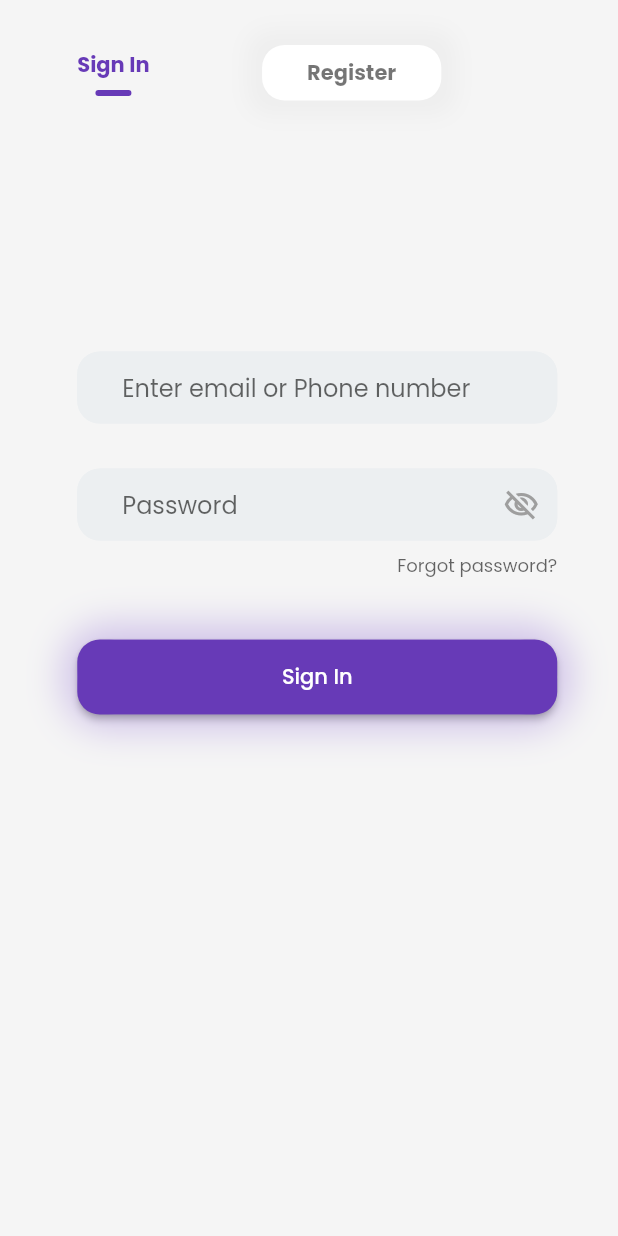
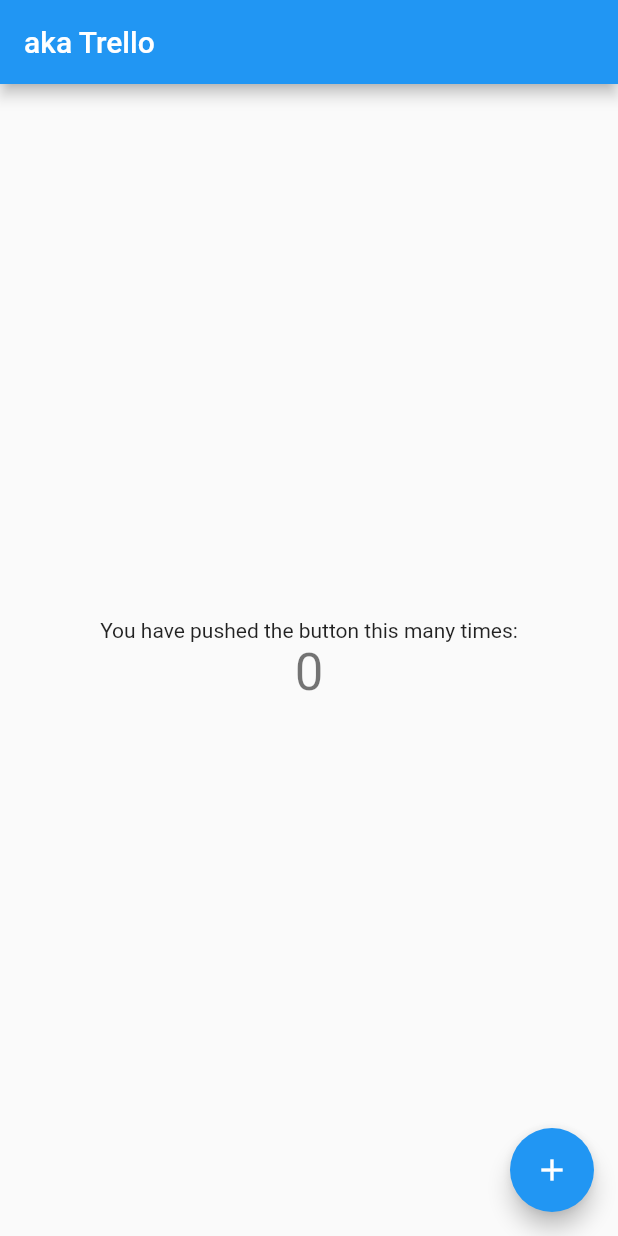
Before and after one commit to MateuszMazurTUL/web-apps-flutter, a Flutter app: the screen it shows after launch, on a phone screen of 412 x 824 dp. Run offline on Flutter 3.47's test engine with Material 2 defaults, Android fonts, the phone set to English and light mode, and no system bars.

Commit message:
Revert "login page"
This reverts commit 0145316b7a6763b0df64ce6277916cd0258332cb.

```diff
--- a/lib/main.dart
+++ b/lib/main.dart
@@ -1,257 +1,115 @@
 import 'package:flutter/material.dart';
-import 'package:flutter/rendering.dart';
-import 'package:google_fonts/google_fonts.dart';
 
 void main() {
-  runApp(MyApp());
+  runApp(const MyApp());
 }
 
 class MyApp extends StatelessWidget {
+  const MyApp({Key? key}) : super(key: key);
+
+  // This widget is the root of your application.
   @override
   Widget build(BuildContext context) {
     return MaterialApp(
+      title: 'Flutter Demo',
       theme: ThemeData(
-        textTheme: GoogleFonts.poppinsTextTheme(
-          Theme.of(context).textTheme,
-        ),
+        // This is the theme of your application.
+        //
+        // Try running your application with "flutter run". You'll see the
+        // application has a blue toolbar. Then, without quitting the app, try
+        // changing the primarySwatch below to Colors.green and then invoke
+        // "hot reload" (press "r" in the console where you ran "flutter run",
+        // or simply save your changes to "hot reload" in a Flutter IDE).
+        // Notice that the counter didn't reset back to zero; the application
+        // is not restarted.
+        primarySwatch: Colors.blue,
       ),
-      title: 'Flutter Login Web',
-      home: LoginPage(),
-      debugShowCheckedModeBanner: false,
+      home: const MyHomePage(title: 'aka Trello'),
     );
   }
 }
 
-class LoginPage extends StatelessWidget {
+class MyHomePage extends StatefulWidget {
+  const MyHomePage({Key? key, required this.title}) : super(key: key);
+
+  // This widget is the home page of your application. It is stateful, meaning
+  // that it has a State object (defined below) that contains fields that affect
+  // how it looks.
+
+  // This class is the configuration for the state. It holds the values (in this
+  // case the title) provided by the parent (in this case the App widget) and
+  // used by the build method of the State. Fields in a Widget subclass are
+  // always marked "final".
+
+  final String title;
+
+  @override
+  State<MyHomePage> createState() => _MyHomePageState();
+}
+
+class _MyHomePageState extends State<MyHomePage> {
+  int _counter = 0;
+
+  void _incrementCounter() {
+    setState(() {
+      // This call to setState tells the Flutter framework that something has
+      // changed in this State, which causes it to rerun the build method below
+      // so that the display can reflect the updated values. If we changed
+      // _counter without calling setState(), then the build method would not be
+      // called again, and so nothing would appear to happen.
+      _counter++;
+    });
+  }
+
   @override
   Widget build(BuildContext context) {
+    // This method is rerun every time setState is called, for instance as done
+    // by the _incrementCounter method above.
+    //
+    // The Flutter framework has been optimized to make rerunning build methods
+    // fast, so that you can just rebuild anything that needs updating rather
+    // than having to individually change instances of widgets.
     return Scaffold(
-      backgroundColor: Color(0xFFf5f5f5),
-      body: ListView(
-        padding: EdgeInsets.symmetric(
-            horizontal: MediaQuery.of(context).size.width / 8),
-        children: [
-          Menu(),
-          // MediaQuery.of(context).size.width >= 980
-          //     ? Menu()
-          //     : SizedBox(), // Responsive
-          Body()
-        ],
+      appBar: AppBar(
+        // Here we take the value from the MyHomePage object that was created by
+        // the App.build method, and use it to set our appbar title.
+        title: Text(widget.title),
       ),
+      body: Center(
+        // Center is a layout widget. It takes a single child and positions it
+        // in the middle of the parent.
+        child: Column(
+          // Column is also a layout widget. It takes a list of children and
+          // arranges them vertically. By default, it sizes itself to fit its
+          // children horizontally, and tries to be as tall as its parent.
+          //
+          // Invoke "debug painting" (press "p" in the console, choose the
+          // "Toggle Debug Paint" action from the Flutter Inspector in Android
+          // Studio, or the "Toggle Debug Paint" command in Visual Studio Code)
+          // to see the wireframe for each widget.
+          //
+          // Column has various properties to control how it sizes itself and
+          // how it positions its children. Here we use mainAxisAlignment to
+          // center the children vertically; the main axis here is the vertical
+          // axis because Columns are vertical (the cross axis would be
+          // horizontal).
+          mainAxisAlignment: MainAxisAlignment.center,
+          children: <Widget>[
+            const Text(
+              'You have pushed the button this many times:',
+            ),
+            Text(
+              '$_counter',
+              style: Theme.of(context).textTheme.headline4,
+            ),
+          ],
+        ),
+      ),
+      floatingActionButton: FloatingActionButton(
+        onPressed: _incrementCounter,
+        tooltip: 'Increment',
+        child: const Icon(Icons.add),
+      ), // This trailing comma makes auto-formatting nicer for build methods.
     );
   }
 }
-
-class Menu extends StatelessWidget {
-  @override
-  Widget build(BuildContext context) {
-    return Padding(
-      padding: const EdgeInsets.symmetric(vertical: 30),
-      child: Row(
-        mainAxisAlignment: MainAxisAlignment.spaceBetween,
-        children: [
-          Row(
-            mainAxisAlignment: MainAxisAlignment.start,
-            children: [
-              _menuItem(title: 'Sign In', isActive: true),
-              _registerButton()
-            ],
-          ),
-        ],
-      ),
-    );
-  }
-
-  Widget _menuItem({String title = 'Title Menu', isActive = false}) {
-    return Padding(
-      padding: const EdgeInsets.only(right: 75),
-      child: MouseRegion(
-        cursor: SystemMouseCursors.click,
-        child: Column(
-          children: [
-            Text(
-              '$title',
-              style: TextStyle(
-                fontWeight: FontWeight.bold,
-                color: isActive ? Colors.deepPurple : Colors.grey,
-              ),
-            ),
-            SizedBox(
-              height: 6,
-            ),
-            isActive
-                ? Container(
-                    padding: EdgeInsets.symmetric(horizontal: 12, vertical: 2),
-                    decoration: BoxDecoration(
-                      color: Colors.deepPurple,
-                      borderRadius: BorderRadius.circular(30),
-                    ),
-                  )
-                : SizedBox()
-          ],
-        ),
-      ),
-    );
-  }
-
-  Widget _registerButton() {
-    return Container(
-      padding: EdgeInsets.symmetric(horizontal: 30, vertical: 8),
-      decoration: BoxDecoration(
-        color: Colors.white,
-        borderRadius: BorderRadius.circular(15),
-        boxShadow: [
-          BoxShadow(
-            color: Colors.grey[200],
-            spreadRadius: 10,
-            blurRadius: 12,
-          ),
-        ],
-      ),
-      child: Text(
-        'Register',
-        style: TextStyle(
-          fontWeight: FontWeight.bold,
-          color: Colors.black54,
-        ),
-      ),
-    );
-  }
-}
-
-class Body extends StatelessWidget {
-  @override
-  Widget build(BuildContext context) {
-    return Row(
-      mainAxisAlignment: MainAxisAlignment.center,
-      children: [
-        Padding(
-          padding: EdgeInsets.symmetric(
-              vertical: MediaQuery.of(context).size.height / 6),
-          child: Container(
-            width: 320,
-            child: _formLogin(),
-          ),
-        )
-      ],
-    );
-  }
-
-  Widget _formLogin() {
-    return Column(
-      children: [
-        TextField(
-          decoration: InputDecoration(
-            hintText: 'Enter email or Phone number',
-            filled: true,
-            fillColor: Colors.blueGrey[50],
-            labelStyle: TextStyle(fontSize: 12),
-            contentPadding: EdgeInsets.only(left: 30),
-            enabledBorder: OutlineInputBorder(
-              borderSide: BorderSide(color: Colors.blueGrey[50]),
-              borderRadius: BorderRadius.circular(15),
-            ),
-            focusedBorder: OutlineInputBorder(
-              borderSide: BorderSide(color: Colors.blueGrey[50]),
-              borderRadius: BorderRadius.circular(15),
-            ),
-          ),
-        ),
-        SizedBox(height: 30),
-        TextField(
-          decoration: InputDecoration(
-            hintText: 'Password',
-            counterText: 'Forgot password?',
-            suffixIcon: Icon(
-              Icons.visibility_off_outlined,
-              color: Colors.grey,
-            ),
-            filled: true,
-            fillColor: Colors.blueGrey[50],
-            labelStyle: TextStyle(fontSize: 12),
-            contentPadding: EdgeInsets.only(left: 30),
-            enabledBorder: OutlineInputBorder(
-              borderSide: BorderSide(color: Colors.blueGrey[50]),
-              borderRadius: BorderRadius.circular(15),
-            ),
-            focusedBorder: OutlineInputBorder(
-              borderSide: BorderSide(color: Colors.blueGrey[50]),
-              borderRadius: BorderRadius.circular(15),
-            ),
-          ),
-        ),
-        SizedBox(height: 40),
-        Container(
-          decoration: BoxDecoration(
-            color: Colors.white,
-            borderRadius: BorderRadius.circular(30),
-            boxShadow: [
-              BoxShadow(
-                color: Colors.deepPurple[100],
-                spreadRadius: 10,
-                blurRadius: 20,
-              ),
-            ],
-          ),
-          child: ElevatedButton(
-            child: Container(
-                width: double.infinity,
-                height: 50,
-                child: Center(child: Text("Sign In"))),
-            onPressed: () => print("it's pressed"),
-            style: ElevatedButton.styleFrom(
-              primary: Colors.deepPurple,
-              onPrimary: Colors.white,
-              shape: RoundedRectangleBorder(
-                borderRadius: BorderRadius.circular(15),
-              ),
-            ),
-          ),
-        ),
-      ],
-    );
-  }
-
-  Widget _loginWithButton({String image, bool isActive = false}) {
-    return Container(
-      width: 90,
-      height: 70,
-      decoration: isActive
-          ? BoxDecoration(
-              color: Colors.white,
-              boxShadow: [
-                BoxShadow(
-                  color: Colors.grey[300],
-                  spreadRadius: 10,
-                  blurRadius: 30,
-                )
-              ],
-              borderRadius: BorderRadius.circular(15),
-            )
-          : BoxDecoration(
-              borderRadius: BorderRadius.circular(15),
-              border: Border.all(color: Colors.grey[400]),
-            ),
-      child: Center(
-          child: Container(
-        decoration: isActive
-            ? BoxDecoration(
-                color: Colors.white,
-                borderRadius: BorderRadius.circular(35),
-                boxShadow: [
-                  BoxShadow(
-                    color: Colors.grey[400],
-                    spreadRadius: 2,
-                    blurRadius: 15,
-                  )
-                ],
-              )
-            : BoxDecoration(),
-        child: Image.asset(
-          '$image',
-          width: 35,
-        ),
-      )),
-    );
-  }
-}
```
Also changed, not shown: pubspec.yaml (+27 -8 lines), pubspec.lock, 16 other files.
